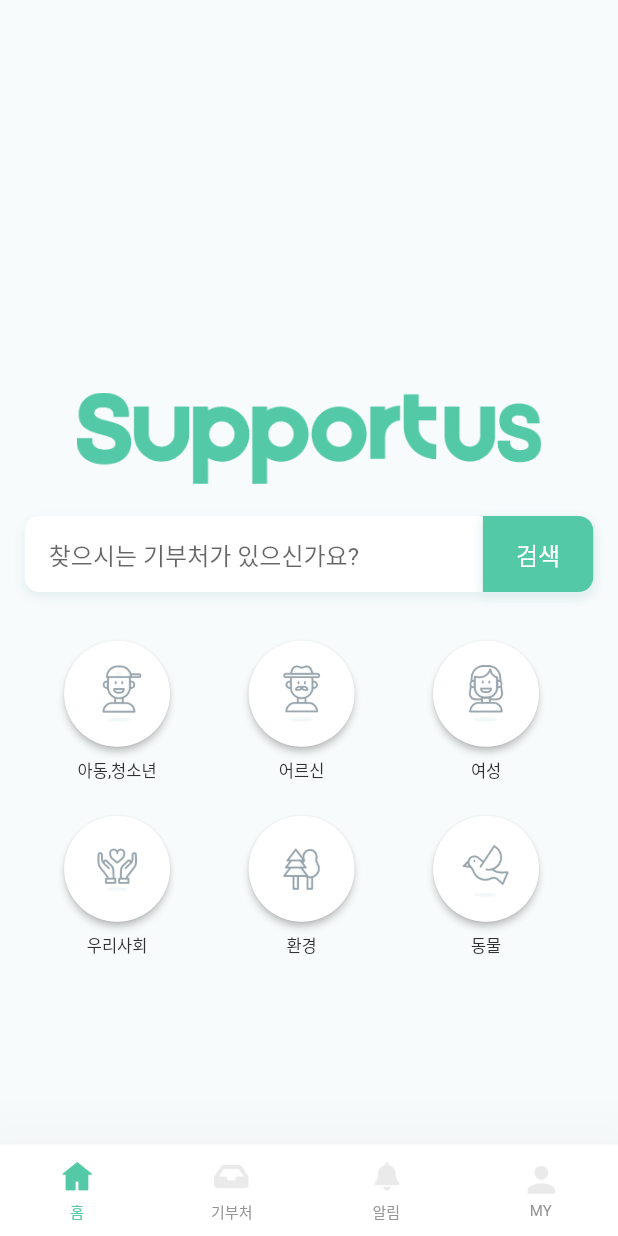
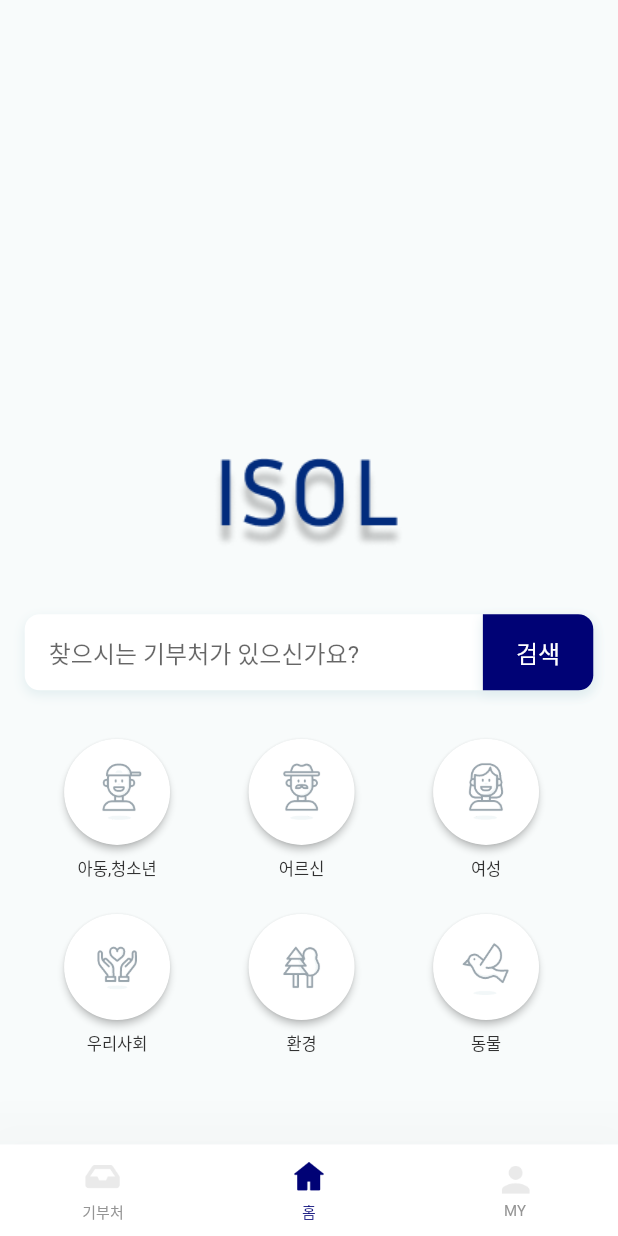
Before and after one commit to hunsy9/KBSC2022, a Flutter app: the screen it shows once a user with an empty profile is signed in, on a phone screen of 412 x 824 dp. Run offline on Flutter 3.47's test engine with Material 2 defaults, Android fonts, the phone set to English and light mode, and no system bars; our stand-ins replace cloud_firestore, firebase_auth, firebase_core, flutter_screenutil, google_sign_in and 1 more; missing offline and left inert: bootpay_api, dart:ffi, flutter_carousel_slider, flutter_web_auth; accounts and stored records are empty; Roboto replaces fonts that are missing (NotoSansKR).

Commit message:
colorFixed

```diff
--- a/isol/lib/screens/home/SelectCategory.dart
+++ b/isol/lib/screens/home/SelectCategory.dart
@@ -54,7 +54,7 @@ class _SelectCategoryState extends State<SelectCategory> {
                     prints();
                   },
                   child: const Text('선택한 기부처 보기',style: TextStyle(fontSize: 14, fontWeight: FontWeight.w400)),
-                  style: supprotusButtonStyleR10(const Color(0xff54c9a8)),
+                  style: supprotusButtonStyleR10(const Color(0xff000275)),
                 ),
               ),
             ],
--- a/isol/lib/screens/home/home.dart
+++ b/isol/lib/screens/home/home.dart
@@ -24,10 +24,9 @@ class _HomeState extends State<Home> {
                 child: Column(
                   children: [
                     Image.asset(
-                      'assets/xhdpi/support_logo.png',
+                      'assets/xhdpi/ISOL.png',
                       width: 282.w,
                     ),
-                    SizedBox(height: 21.h),
                     SizedBox(
                       height: 50.h,
                       child: Container(
@@ -79,7 +78,7 @@ class _HomeState extends State<Home> {
                                             blurRadius: 6,
                                             spreadRadius: 0)
                                       ],
-                                      color: Color(0xff54c9a8)
+                                      color: Color(0xff000275)
                                   ),
                                 ),
                                 onTap: () {
--- a/isol/lib/screens/my/my.dart
+++ b/isol/lib/screens/my/my.dart
@@ -47,7 +47,7 @@ class _MyState extends State<My> {
         builder: (BuildContext context, AsyncSnapshot snapshot){
           if (snapshot.hasData == false) {
             return const Center(child: CircularProgressIndicator(
-              color: Color(0xff54c9a8),
+              color: Color(0xff053dc2),
             ));
           }else{
             return SingleChildScrollView(
--- a/isol/lib/screens/navigation.dart
+++ b/isol/lib/screens/navigation.dart
@@ -34,6 +34,31 @@ class _NavigationState extends State<Navigation> {
                 GestureDetector(
                   behavior: HitTestBehavior.translucent,
                   onTap: (){
+                    context.read<TabSelect>().changeTab(appMenu[1], 1);
+                  },
+                  child: SizedBox(
+                    width: size.width * 0.2,
+                    child: Column(
+                      mainAxisAlignment: MainAxisAlignment.center,
+                      children: [
+                        ImageIcon(
+                            const AssetImage('assets/xhdpi/icon_donation.png'),
+                            size: 25.h,
+                            color: currentTab == 1 ? const Color(0xff000275) : const Color(0xffeaeaea)
+                        ),
+                        const SizedBox(height: 3,),
+                        Text('기부처',
+                          textScaleFactor: 1,
+                          style: TextStyle(color: currentTab == 1 ? const Color(0xff000275) : const Color(0xff959595),
+                              fontSize: 10),
+                        )
+                      ],
+                    ),
+                  ),
+                ),
+                GestureDetector(
+                  behavior: HitTestBehavior.translucent,
+                  onTap: (){
                     context.read<TabSelect>().changeTab(appMenu[0], 0);
                   },
                   child: SizedBox(
@@ -44,62 +69,12 @@ class _NavigationState extends State<Navigation> {
                         ImageIcon(
                             const AssetImage('assets/xhdpi/icon_home.png'),
                             size: 25.h,
-                            color: currentTab == 0 ? const Color(0xff54c9a8) : const Color(0xffeaeaea)
+                            color: currentTab == 0 ? const Color(0xff000275) : const Color(0xffeaeaea)
                         ),
                         const SizedBox(height: 3,),
                         Text('홈',
                           textScaleFactor: 1,
-                          style: TextStyle(color: currentTab == 0 ? const Color(0xff54c9a8) : const Color(0xff959595),
-                              fontSize: 10),
-                        )
-                      ],
-                    ),
-                  ),
-                ),
-                GestureDetector(
-                  behavior: HitTestBehavior.translucent,
-                  onTap: (){
-                    context.read<TabSelect>().changeTab(appMenu[1], 1);
-                  },
-                  child: SizedBox(
-                    width: size.width * 0.2,
-                    child: Column(
-                      mainAxisAlignment: MainAxisAlignment.center,
-                      children: [
-                        ImageIcon(
-                            const AssetImage('assets/xhdpi/icon_donation.png'),
-                            size: 25.h,
-                            color: currentTab == 1 ? const Color(0xff54c9a8) : const Color(0xffeaeaea)
-                        ),
-                        const SizedBox(height: 3,),
-                        Text('기부처',
-                          textScaleFactor: 1,
-                          style: TextStyle(color: currentTab == 1 ? const Color(0xff54c9a8) : const Color(0xff959595),
-                              fontSize: 10),
-                        )
-                      ],
-                    ),
-                  ),
-                ),
-                GestureDetector(
-                  behavior: HitTestBehavior.translucent,
-                  onTap: (){
-                    context.read<TabSelect>().changeTab(appMenu[2], 2);
-                  },
-                  child: SizedBox(
-                    width: size.width * 0.2,
-                    child: Column(
-                      mainAxisAlignment: MainAxisAlignment.center,
-                      children: [
-                        ImageIcon(
-                            const AssetImage('assets/xhdpi/icon_notifications.png'),
-                            size: 25.h,
-                            color: currentTab == 2 ? const Color(0xff54c9a8) : const Color(0xffeaeaea)
-                        ),
-                        const SizedBox(height: 3,),
-                        Text('알림',
-                          textScaleFactor: 1,
-                          style: TextStyle(color: currentTab == 2 ? const Color(0xff54c9a8) : const Color(0xff959595),
+                          style: TextStyle(color: currentTab == 0 ? const Color(0xff000275) : const Color(0xff959595),
                               fontSize: 10),
                         )
                       ],
@@ -119,12 +94,12 @@ class _NavigationState extends State<Navigation> {
                         ImageIcon(
                             const AssetImage('assets/xhdpi/icon_my.png'),
                             size: 25.h,
-                            color: currentTab == 3 ? const Color(0xff54c9a8) : const Color(0xffeaeaea)
+                            color: currentTab == 3 ? const Color(0xff000275) : const Color(0xffeaeaea)
                         ),
                         const SizedBox(height: 3,),
                         Text('MY',
                           textScaleFactor: 1,
-                          style: TextStyle(color: currentTab == 3 ? const Color(0xff54c9a8) : const Color(0xff959595),
+                          style: TextStyle(color: currentTab == 3 ? const Color(0xff000275) : const Color(0xff959595),
                               fontSize: 10),
                         )
                       ],
```
Also changed, not shown: isol/lib/screens/donation/donation.dart (+7 -7 lines).
